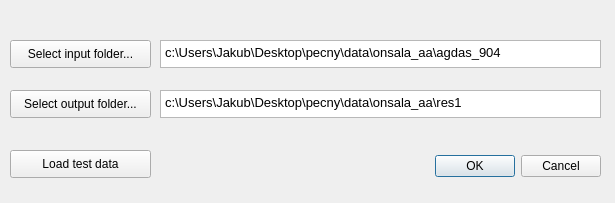
milosvalko/Agdas, file gui/newProject.ui: the form before one commit.
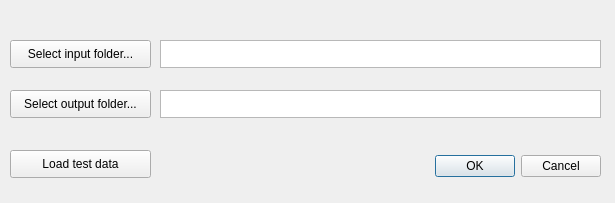
The form after the commit.

```diff
--- a/gui/newProject.ui
+++ b/gui/newProject.ui
@@ -67,7 +67,7 @@
 &lt;html&gt;&lt;head&gt;&lt;meta name=&quot;qrichtext&quot; content=&quot;1&quot; /&gt;&lt;style type=&quot;text/css&quot;&gt;
 p, li { white-space: pre-wrap; }
 &lt;/style&gt;&lt;/head&gt;&lt;body style=&quot; font-family:'MS Shell Dlg 2'; font-size:10pt; font-weight:400; font-style:normal;&quot;&gt;
-&lt;p style=&quot; margin-top:0px; margin-bottom:0px; margin-left:0px; margin-right:0px; -qt-block-indent:0; text-indent:0px;&quot;&gt;c:\Users\Jakub\Desktop\pecny\data\onsala_aa\agdas_904&lt;/p&gt;&lt;/body&gt;&lt;/html&gt;</string>
+&lt;p style=&quot;-qt-paragraph-type:empty; margin-top:0px; margin-bottom:0px; margin-left:0px; margin-right:0px; -qt-block-indent:0; text-indent:0px;&quot;&gt;&lt;br /&gt;&lt;/p&gt;&lt;/body&gt;&lt;/html&gt;</string>
    </property>
   </widget>
   <widget class="QPushButton" name="projDir">
@@ -108,7 +108,7 @@
 &lt;html&gt;&lt;head&gt;&lt;meta name=&quot;qrichtext&quot; content=&quot;1&quot; /&gt;&lt;style type=&quot;text/css&quot;&gt;
 p, li { white-space: pre-wrap; }
 &lt;/style&gt;&lt;/head&gt;&lt;body style=&quot; font-family:'MS Shell Dlg 2'; font-size:10pt; font-weight:400; font-style:normal;&quot;&gt;
-&lt;p style=&quot; margin-top:0px; margin-bottom:0px; margin-left:0px; margin-right:0px; -qt-block-indent:0; text-indent:0px;&quot;&gt;c:\Users\Jakub\Desktop\pecny\data\onsala_aa\res1&lt;/p&gt;&lt;/body&gt;&lt;/html&gt;</string>
+&lt;p style=&quot;-qt-paragraph-type:empty; margin-top:0px; margin-bottom:0px; margin-left:0px; margin-right:0px; -qt-block-indent:0; text-indent:0px;&quot;&gt;&lt;br /&gt;&lt;/p&gt;&lt;/body&gt;&lt;/html&gt;</string>
    </property>
   </widget>
   <widget class="QPushButton" name="load_test">
```
